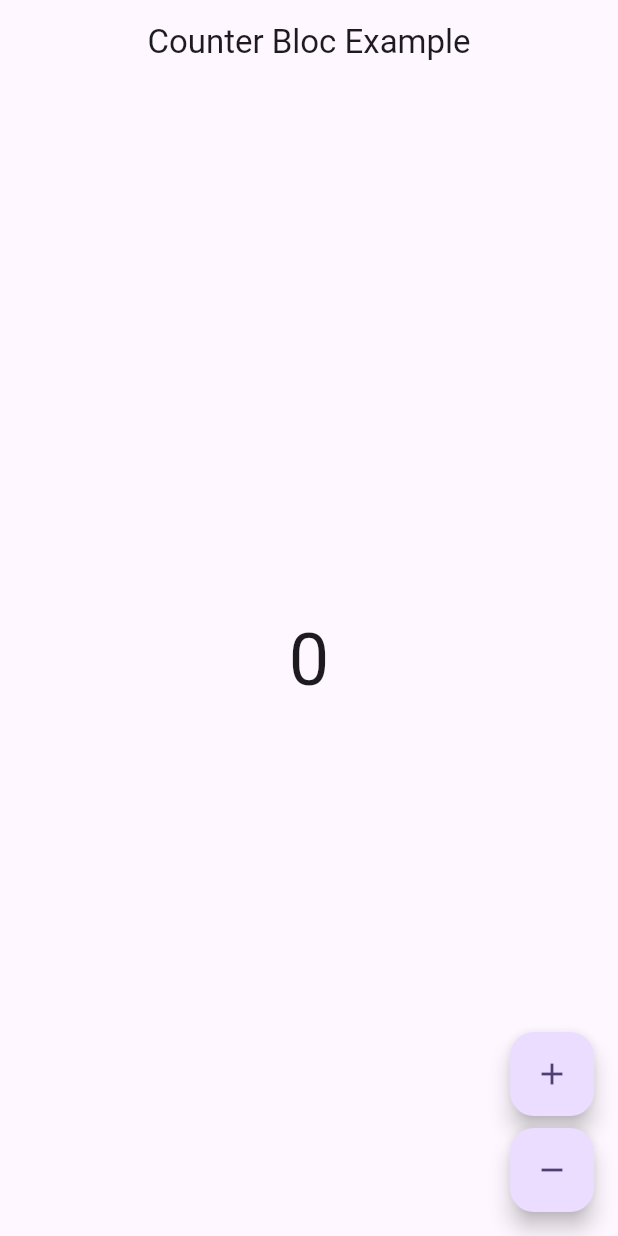
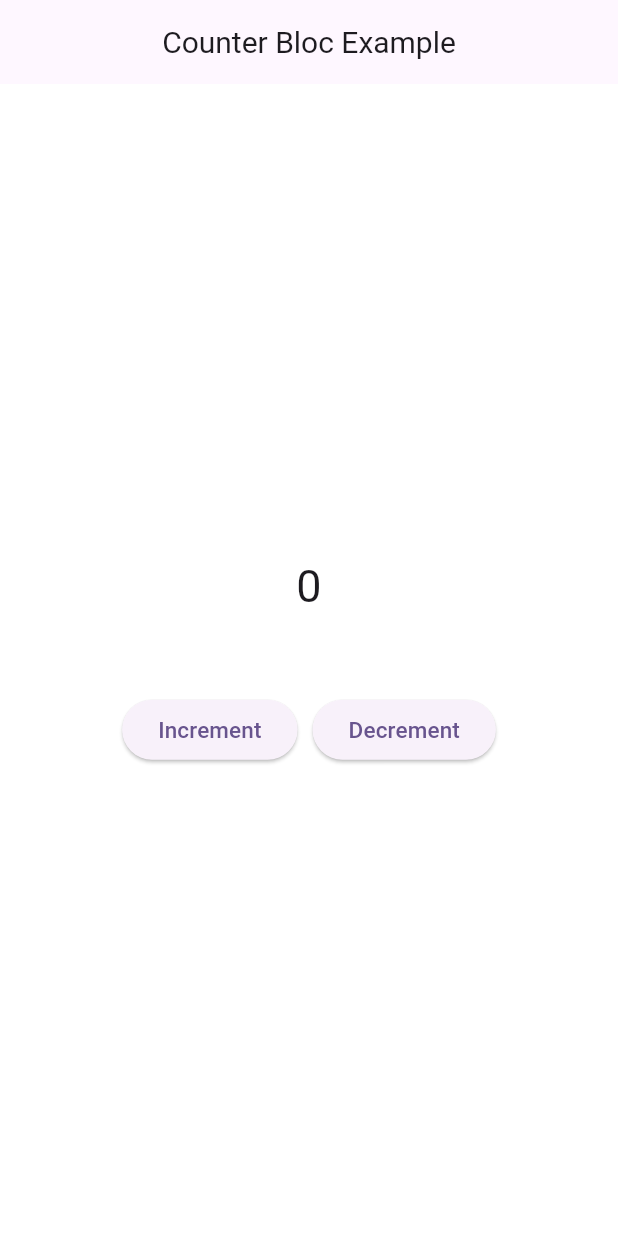
Before and after one commit to MGMSA6/Bloc, a Flutter app: the screen it shows after launch, on a phone screen of 412 x 824 dp. Run offline on Flutter 3.47's test engine with Material 3 defaults, Android fonts, the phone set to English and light mode, and no system bars; our stand-ins replace bloc, equatable, flutter_bloc.

Commit message:
Latest Code

```diff
--- a/lib/bloc/counter_bloc.dart
+++ /dev/null
@@ -1,11 +0,0 @@
-import 'package:bloc/bloc.dart';
-
-import '../events/counter_event.dart';
-import '../state/counter_state.dart';
-
-class CounterBloc extends Bloc<CounterEvent, CounterState> {
-  CounterBloc() : super(CounterState(0)) {
-    on<CounterIncremented>((event, emit) => emit(CounterState(state.counter + 1)));
-    on<CounterDecremented>((event, emit) => emit(CounterState(state.counter - 1)));
-  }
-}
--- /dev/null
+++ b/lib/blocs/counter_bloc/counter_bloc.dart
@@ -0,0 +1,18 @@
+import 'package:bloc/bloc.dart';
+import 'package:bloc_example/blocs/counter_bloc/counter_event.dart';
+import 'package:bloc_example/blocs/counter_bloc/counter_state.dart';
+
+class CounterBloc extends Bloc<CounterEvent, CounterState> {
+  CounterBloc() : super(const CounterState()) {
+    on<IncrementCounter>(_increment);
+    on<DecrementCounter>(_decrement);
+  }
+
+  void _increment(IncrementCounter event, Emitter<CounterState> emit) {
+    emit(state.copyWith(counter: state.counter + 1));
+  }
+
+  void _decrement(DecrementCounter event, Emitter<CounterState> emit) {
+    emit(state.copyWith(counter: state.counter - 1));
+  }
+}
--- /dev/null
+++ b/lib/blocs/counter_bloc/counter_event.dart
@@ -0,0 +1,10 @@
+import 'package:equatable/equatable.dart';
+
+abstract class CounterEvent extends Equatable {
+  @override
+  List<Object?> get props => [];
+}
+
+class IncrementCounter extends CounterEvent {}
+
+class DecrementCounter extends CounterEvent {}
--- /dev/null
+++ b/lib/blocs/counter_bloc/counter_state.dart
@@ -0,0 +1,14 @@
+import 'package:equatable/equatable.dart';
+
+class CounterState extends Equatable {
+  final int counter;
+
+  const CounterState({this.counter = 0});
+
+  CounterState copyWith({int? counter}) {
+    return CounterState(counter: counter ?? this.counter);
+  }
+
+  @override
+  List<Object?> get props => [counter];
+}
--- /dev/null
+++ b/lib/blocs/login_bloc/login_bloc.dart
@@ -0,0 +1,13 @@
+import 'package:bloc/bloc.dart';
+import 'package:meta/meta.dart';
+
+part 'login_event.dart';
+part 'login_state.dart';
+
+class LoginBloc extends Bloc<LoginEvent, LoginState> {
+  LoginBloc() : super(LoginInitial()) {
+    on<LoginEvent>((event, emit) {
+
+    });
+  }
+}
--- /dev/null
+++ b/lib/blocs/login_bloc/login_event.dart
@@ -0,0 +1,4 @@
+part of 'login_bloc.dart';
+
+@immutable
+sealed class LoginEvent {}
--- /dev/null
+++ b/lib/blocs/login_bloc/login_state.dart
@@ -0,0 +1,6 @@
+part of 'login_bloc.dart';
+
+@immutable
+sealed class LoginState {}
+
+final class LoginInitial extends LoginState {}
--- a/lib/counter.dart
+++ /dev/null
@@ -1,56 +0,0 @@
-import 'package:flutter/material.dart';
-import 'package:flutter_bloc/flutter_bloc.dart';
-import 'bloc/counter_bloc.dart';
-import 'events/counter_event.dart';
-import 'state/counter_state.dart';
-
-class Counter extends StatefulWidget {
-  const Counter({Key? key}) : super(key: key);
-
-  @override
-  State<Counter> createState() => _CounterState();
-}
-
-class _CounterState extends State<Counter> {
-  @override
-  Widget build(BuildContext context) {
-    final counterBloc = BlocProvider.of<CounterBloc>(context);
-
-    return Scaffold(
-      appBar: AppBar(
-        centerTitle: true,
-        title: Text("Counter Bloc Example"),
-      ),
-      body: Center(
-        child: BlocBuilder<CounterBloc, CounterState>(
-          builder: (context, state) {
-            return Text(
-              '${state.counter}',
-              style: TextStyle(fontSize: 48.0),
-            );
-          },
-        ),
-      ),
-      floatingActionButton: Column(
-        mainAxisAlignment: MainAxisAlignment.end,
-        children: <Widget>[
-          FloatingActionButton(
-            onPressed: () {
-              counterBloc.add(CounterIncremented());
-            },
-            tooltip: 'Increment',
-            child: Icon(Icons.add),
-          ),
-          SizedBox(height: 8.0),
-          FloatingActionButton(
-            onPressed: () {
-              counterBloc.add(CounterDecremented());
-            },
-            tooltip: 'Decrement',
-            child: Icon(Icons.remove),
-          ),
-        ],
-      ),
-    );
-  }
-}
--- a/lib/events/counter_event.dart
+++ /dev/null
@@ -1,5 +0,0 @@
-abstract class CounterEvent {}
-
-class CounterIncremented extends CounterEvent {}
-
-class CounterDecremented extends CounterEvent {}
--- a/lib/main.dart
+++ b/lib/main.dart
@@ -1,9 +1,7 @@
-import 'package:bloc_example/bloc/counter_bloc.dart';
-import 'package:bloc_example/counter.dart';
+import 'package:bloc_example/blocs/counter_bloc/counter_bloc.dart';
+import 'package:bloc_example/ui/counter_screen.dart';
 import 'package:flutter/material.dart';
 import 'package:flutter_bloc/flutter_bloc.dart';
-
-import 'equatable_testing.dart';
 
 void main() {
   runApp(const MyApp());
@@ -23,7 +21,7 @@ class MyApp extends StatelessWidget {
             colorScheme: ColorScheme.fromSeed(seedColor: Colors.deepPurple),
             useMaterial3: true,
           ),
-          home: const Counter(),
+          home: const CounterScreen(),
         ));
   }
 }
--- a/lib/state/counter_state.dart
+++ /dev/null
@@ -1,5 +0,0 @@
-class CounterState {
-  final int counter;
-
-  CounterState(this.counter);
-}
--- /dev/null
+++ b/lib/ui/counter_screen.dart
@@ -0,0 +1,64 @@
+import 'package:bloc_example/blocs/counter_bloc/counter_bloc.dart';
+import 'package:bloc_example/blocs/counter_bloc/counter_event.dart';
+import 'package:bloc_example/blocs/counter_bloc/counter_state.dart';
+import 'package:flutter/material.dart';
+import 'package:flutter_bloc/flutter_bloc.dart';
+
+class CounterScreen extends StatefulWidget {
+  const CounterScreen({super.key});
+
+  @override
+  State<CounterScreen> createState() => _CounterScreenState();
+}
+
+class _CounterScreenState extends State<CounterScreen> {
+  @override
+  Widget build(BuildContext context) {
+    print("Rebuild");
+    return Scaffold(
+      backgroundColor: Colors.white,
+      appBar: AppBar(
+        centerTitle: true,
+        title: Text("Counter Bloc Example", style: TextStyle(fontSize: 20)),
+      ),
+      body: Column(
+        mainAxisAlignment: MainAxisAlignment.center,
+        children: [
+          BlocBuilder<CounterBloc, CounterState>(builder: (context, state) {
+            return Text(
+              state.counter.toString(),
+              style: TextStyle(fontSize: 30),
+            );
+          }),
+          SizedBox(
+            height: 50,
+          ),
+          Row(
+            mainAxisAlignment: MainAxisAlignment.center,
+            children: [
+              ElevatedButton(
+                  onPressed: () {
+                    context.read<CounterBloc>().add(IncrementCounter());
+                  },
+                  child: const Text(
+                    "Increment",
+                    style: TextStyle(fontSize: 15),
+                  )),
+              SizedBox(
+                width: 10,
+              ),
+              ElevatedButton(
+                  onPressed: () {
+                    context.read<CounterBloc>().add(DecrementCounter());
+                  },
+                  child: const Text(
+                    "Decrement",
+                    style: TextStyle(fontSize: 15),
+                  ))
+            ],
+          )
+        ],
+      ),
+    );
+  }
+}
```
